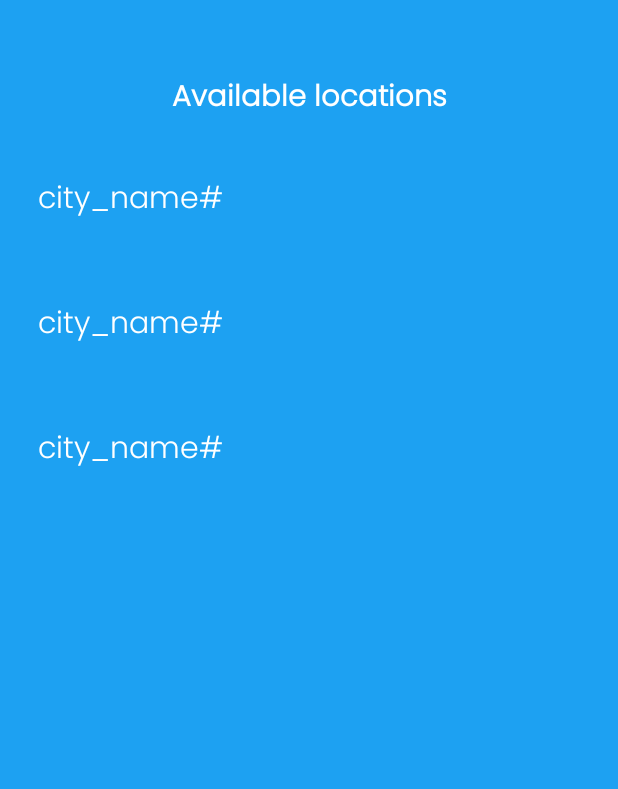
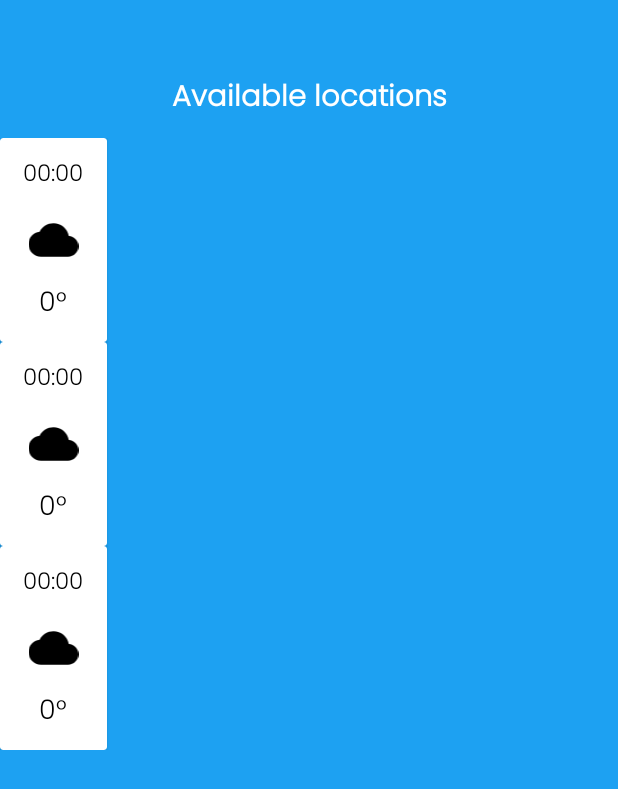
Before and after one commit to OlegRyabyshev/Weather, an Android app: the layout cities_fragment.xml on its own in the app's theme, with its tools: preview values and no code run, on a phone screen of 412 x 824 dp. Shown: the top 789 px of the screen. Run offline under Robolectric (Android 15) with nearby library versions, the phone set to English and light mode, and no system bars.

Commit message:
Glide imp, recyclerview fix

```diff
--- a/app/src/main/res/layout/cities_item.xml
+++ b/app/src/main/res/layout/cities_item.xml
@@ -1,21 +1,47 @@
 <?xml version="1.0" encoding="utf-8"?>
-<LinearLayout xmlns:android="http://schemas.android.com/apk/res/android"
-    android:layout_width="match_parent"
-    android:layout_height="wrap_content"
-    android:layout_margin="10dp"
-    android:orientation="horizontal"
-    android:padding="15dp">
+<androidx.cardview.widget.CardView xmlns:android="http://schemas.android.com/apk/res/android"
+    xmlns:tools="http://schemas.android.com/tools"
+    android:layout_width="wrap_content"
+    android:layout_height="wrap_content">
 
-    <TextView
-        android:id="@+id/rv_city_name"
-        android:layout_width="0dp"
-        android:layout_height="match_parent"
-        android:layout_weight="1"
-        android:ellipsize="end"
-        android:fontFamily="@font/poppins_light"
-        android:gravity="start"
-        android:lines="1"
-        android:text="city_name#"
-        android:textColor="@color/white"
-        android:textSize="20sp" />
-</LinearLayout>
+    <LinearLayout
+        android:layout_width="55dp"
+        android:layout_height="120dp"
+        android:layout_margin="8dp"
+        android:orientation="vertical">
+
+        <TextView
+            android:id="@+id/rv_weather_time"
+            android:layout_width="match_parent"
+            android:layout_height="0dp"
+            android:layout_weight="1"
+            android:fontFamily="@font/poppins_light"
+            android:gravity="center"
+            android:text="00:00"
+            android:textColor="@color/black"
+            android:textSize="15sp" />
+
+        <androidx.appcompat.widget.AppCompatImageView
+            android:id="@+id/rv_weather_image"
+            android:layout_width="match_parent"
+            android:layout_height="0dp"
+            android:layout_gravity="center"
+            android:layout_margin="10dp"
+            android:layout_weight="1"
+            android:src="@drawable/ic_cloud_black"
+            tools:ignore="ContentDescription" />
+
+        <TextView
+            android:id="@+id/rv_weather_temp"
+            android:layout_width="match_parent"
+            android:layout_height="0dp"
+            android:layout_weight="1"
+            android:fontFamily="@font/poppins_light"
+            android:gravity="center"
+            android:text="0°"
+            android:textColor="@color/black"
+            android:textSize="18sp" />
+
+    </LinearLayout>
+
+</androidx.cardview.widget.CardView>
```
